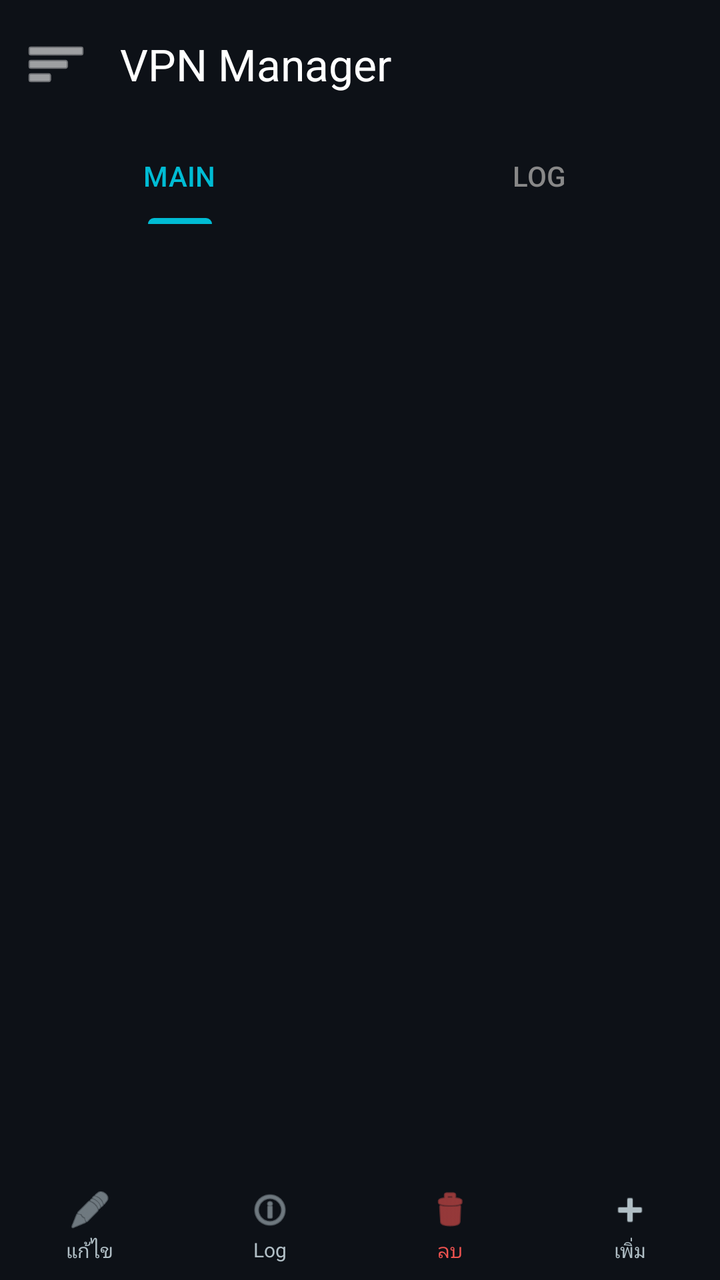
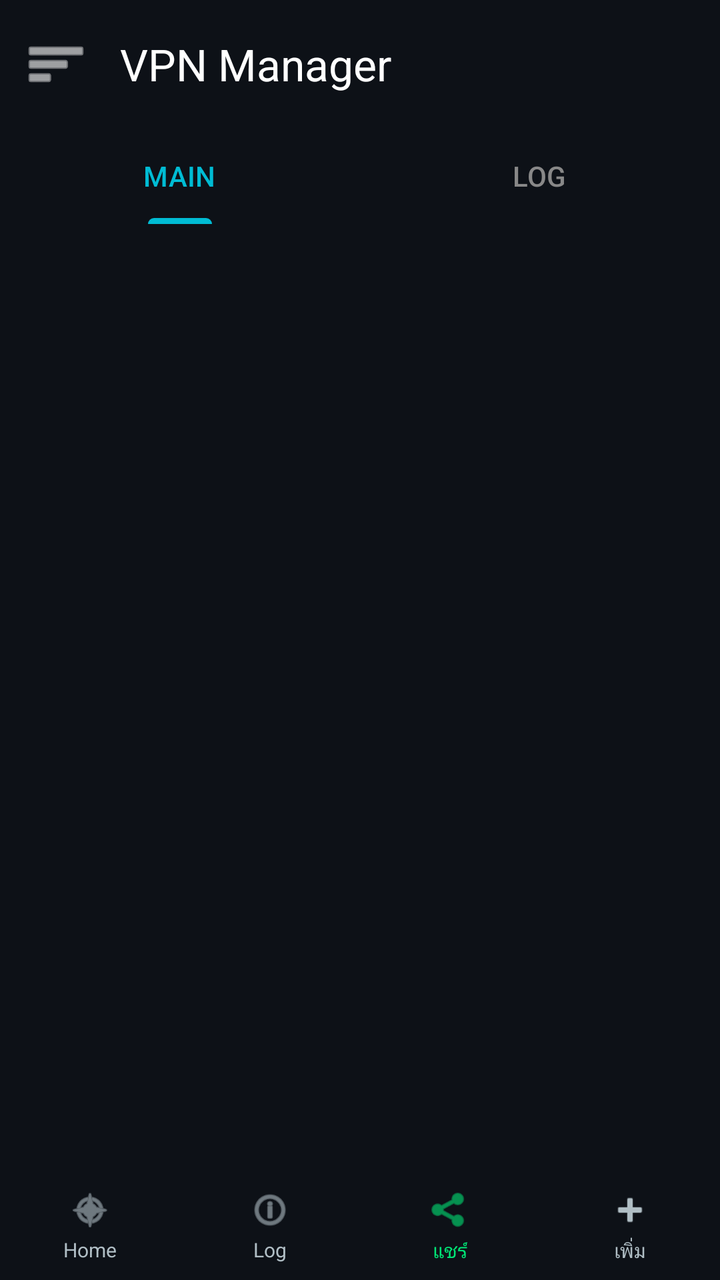

The first picture is an Android layout as it rendered before a commit; the second is the same layout after the commit. The layout source and the unified diff follow.
<!-- AndroidManifest.xml: application theme Theme.MyApp -->
<!-- res/layout/activity_connection.xml -->
<?xml version="1.0" encoding="utf-8"?>
<androidx.drawerlayout.widget.DrawerLayout
    xmlns:android="http://schemas.android.com/apk/res/android"
    xmlns:app="http://schemas.android.com/apk/res-auto"
    android:id="@+id/drawerLayout"
    android:layout_width="match_parent"
    android:layout_height="match_parent">

    
    <LinearLayout
        android:layout_width="match_parent"
        android:layout_height="match_parent"
        android:background="#0D1117"
        android:orientation="vertical">

        
        <com.google.android.material.appbar.AppBarLayout
            android:layout_width="match_parent"
            android:layout_height="wrap_content"
            android:background="#0D1117"
            app:elevation="0dp">

            <com.google.android.material.appbar.MaterialToolbar
                android:id="@+id/toolbar"
                android:layout_width="match_parent"
                android:layout_height="?attr/actionBarSize"
                android:background="#0D1117"
                app:navigationIcon="@android:drawable/ic_menu_sort_by_size"
                app:navigationIconTint="#FFFFFF"
                app:title="VPN Manager"
                app:titleTextColor="#FFFFFF" />

            <com.google.android.material.tabs.TabLayout
                android:id="@+id/tabLayout"
                android:layout_width="match_parent"
                android:layout_height="wrap_content"
                android:background="#0D1117"
                app:tabIndicatorColor="#00BCD4"
                app:tabIndicatorFullWidth="false"
                app:tabIndicatorHeight="3dp"
                app:tabSelectedTextColor="#00BCD4"
                app:tabTextColor="#888888">

                <com.google.android.material.tabs.TabItem
                    android:layout_width="wrap_content"
                    android:layout_height="wrap_content"
                    android:text="MAIN" />

                <com.google.android.material.tabs.TabItem
                    android:layout_width="wrap_content"
                    android:layout_height="wrap_content"
                    android:text="LOG" />
            </com.google.android.material.tabs.TabLayout>
        </com.google.android.material.appbar.AppBarLayout>

        
        <androidx.viewpager2.widget.ViewPager2
            android:id="@+id/viewPager"
            android:layout_width="match_parent"
            android:layout_height="0dp"
            android:layout_weight="1" />

        
        <LinearLayout
            android:layout_width="match_parent"
            android:layout_height="wrap_content"
            android:background="#0D1117"
            android:orientation="horizontal"
            android:paddingVertical="8dp">

            <LinearLayout
                android:id="@+id/actionEdit"
                android:layout_width="0dp"
                android:layout_height="wrap_content"
                android:layout_weight="1"
                android:background="?attr/selectableItemBackground"
                android:clickable="true"
                android:focusable="true"
                android:gravity="center"
                android:orientation="vertical">

                <ImageView
                    android:layout_width="22dp"
                    android:layout_height="22dp"
                    android:src="@android:drawable/ic_menu_edit"
                    app:tint="#B0BEC5" />

                <TextView
                    android:layout_width="wrap_content"
                    android:layout_height="wrap_content"
                    android:layout_marginTop="2dp"
                    android:text="แก้ไข"
                    android:textColor="#B0BEC5"
                    android:textSize="10sp" />
            </LinearLayout>

            <LinearLayout
                android:id="@+id/actionLog"
                android:layout_width="0dp"
                android:layout_height="wrap_content"
                android:layout_weight="1"
                android:background="?attr/selectableItemBackground"
                android:clickable="true"
                android:focusable="true"
                android:gravity="center"
                android:orientation="vertical">

                <ImageView
                    android:layout_width="22dp"
                    android:layout_height="22dp"
                    android:src="@android:drawable/ic_menu_info_details"
                    app:tint="#B0BEC5" />

                <TextView
                    android:layout_width="wrap_content"
                    android:layout_height="wrap_content"
                    android:layout_marginTop="2dp"
                    android:text="Log"
                    android:textColor="#B0BEC5"
                    android:textSize="10sp" />
            </LinearLayout>

            <LinearLayout
                android:id="@+id/actionDelete"
                android:layout_width="0dp"
                android:layout_height="wrap_content"
                android:layout_weight="1"
                android:background="?attr/selectableItemBackground"
                android:clickable="true"
                android:focusable="true"
                android:gravity="center"
                android:orientation="vertical">

                <ImageView
                    android:layout_width="22dp"
                    android:layout_height="22dp"
                    android:src="@android:drawable/ic_menu_delete"
                    app:tint="#EF5350" />

                <TextView
                    android:layout_width="wrap_content"
                    android:layout_height="wrap_content"
                    android:layout_marginTop="2dp"
                    android:text="ลบ"
                    android:textColor="#EF5350"
                    android:textSize="10sp" />
            </LinearLayout>

            <LinearLayout
                android:id="@+id/actionAdd"
                android:layout_width="0dp"
                android:layout_height="wrap_content"
                android:layout_weight="1"
                android:background="?attr/selectableItemBackground"
                android:clickable="true"
                android:focusable="true"
                android:gravity="center"
                android:orientation="vertical">

                <ImageView
                    android:layout_width="22dp"
                    android:layout_height="22dp"
                    android:src="@android:drawable/ic_input_add"
                    app:tint="#B0BEC5" />

                <TextView
                    android:layout_width="wrap_content"
                    android:layout_height="wrap_content"
                    android:layout_marginTop="2dp"
                    android:text="เพิ่ม"
                    android:textColor="#B0BEC5"
                    android:textSize="10sp" />
            </LinearLayout>
        </LinearLayout>
    </LinearLayout>

    
    <com.google.android.material.navigation.NavigationView
        android:id="@+id/navView"
        android:layout_width="280dp"
        android:layout_height="match_parent"
        android:layout_gravity="start"
        android:background="#161B22"
        app:headerLayout="@layout/nav_header_connection"
        app:itemIconTint="#FFFFFF"
        app:itemTextColor="#FFFFFF"
        app:menu="@menu/menu_drawer_connection" />

</androidx.drawerlayout.widget.DrawerLayout>
<!-- res/layout/nav_header_connection.xml (included above) -->
<?xml version="1.0" encoding="utf-8"?>
<LinearLayout xmlns:android="http://schemas.android.com/apk/res/android"
    xmlns:app="http://schemas.android.com/apk/res-auto"
    android:layout_width="match_parent"
    android:layout_height="180dp"
    android:background="#1F2733"
    android:gravity="bottom"
    android:orientation="vertical"
    android:padding="20dp">

    <ImageView
        android:layout_width="56dp"
        android:layout_height="56dp"
        android:background="@drawable/bg_circle"
        android:padding="10dp"
        android:src="@drawable/ic_vpn"
        app:tint="#00E676" />

    <TextView
        android:layout_width="wrap_content"
        android:layout_height="wrap_content"
        android:layout_marginTop="12dp"
        android:text="VPN Manager"
        android:textColor="#FFFFFF"
        android:textSize="20sp"
        android:textStyle="bold" />

    <TextView
        android:id="@+id/navSubtitle"
        android:layout_width="wrap_content"
        android:layout_height="wrap_content"
        android:layout_marginTop="2dp"
        android:text="จัดการ VPN ทั้งหมด"
        android:textColor="#B0BEC5"
        android:textSize="13sp" />
</LinearLayout>
<!-- resources referenced by this layout -->
<resources>
  <!-- drawable bg_circle (drawable) -->
  <?xml version="1.0" encoding="utf-8"?>
  <shape xmlns:android="http://schemas.android.com/apk/res/android"
      android:shape="oval">
      <solid android:color="#1A2230" />
      <stroke
          android:width="1dp"
          android:color="#253044" />
  </shape>
  <!-- drawable ic_vpn (drawable) -->
  <?xml version="1.0" encoding="utf-8"?>
  <vector xmlns:android="http://schemas.android.com/apk/res/android"
      android:width="24dp"
      android:height="24dp"
      android:viewportWidth="24"
      android:viewportHeight="24">
      
      <path
          android:fillColor="#00E676"
          android:pathData="M12,1 L4,4 L4,11 C4,16.55 7.41,21.74 12,23 C16.59,21.74 20,16.55 20,11 L20,4 Z" />
      
      <path
          android:fillColor="#0D1117"
          android:pathData="M10.5,14.5 L8,12 L6.5,13.5 L10.5,17.5 L17.5,10.5 L16,9 Z" />
  </vector>
  <style name="Theme.MyApp" parent="Theme.Material3.DayNight.NoActionBar">
          <item name="colorPrimary">@color/md_theme_primary</item>
  
          
          <item name="android:statusBarColor" tools:targetApi="l">?attr/colorPrimaryVariant</item>
          <item name="android:windowLightStatusBar" tools:targetApi="m">true</item>
  
          
          <item name="android:navigationBarColor" tools:targetApi="l">#FFFFFF</item>
          <item name="android:windowLightNavigationBar" tools:targetApi="o_mr1">true</item>
      </style>
  <color name="md_theme_primary">#6750A4</color>
</resources>

<!-- the commit's change to res/layout/activity_connection.xml (unified diff, before → after) -->
@@ -68,28 +68,29 @@
             android:orientation="horizontal"
             android:paddingVertical="8dp">
 
-            <LinearLayout
-                android:id="@+id/actionEdit"
-                android:layout_width="0dp"
-                android:layout_height="wrap_content"
-                android:layout_weight="1"
-                android:background="?attr/selectableItemBackground"
-                android:clickable="true"
-                android:focusable="true"
-                android:gravity="center"
-                android:orientation="vertical">
-
-                <ImageView
-                    android:layout_width="22dp"
-                    android:layout_height="22dp"
-                    android:src="@android:drawable/ic_menu_edit"
+            
+            <LinearLayout
+                android:id="@+id/actionHome"
+                android:layout_width="0dp"
+                android:layout_height="wrap_content"
+                android:layout_weight="1"
+                android:background="?attr/selectableItemBackground"
+                android:clickable="true"
+                android:focusable="true"
+                android:gravity="center"
+                android:orientation="vertical">
+
+                <ImageView
+                    android:layout_width="22dp"
+                    android:layout_height="22dp"
+                    android:src="@android:drawable/ic_menu_compass"
                     app:tint="#B0BEC5" />
 
                 <TextView
                     android:layout_width="wrap_content"
                     android:layout_height="wrap_content"
                     android:layout_marginTop="2dp"
-                    android:text="แก้ไข"
+                    android:text="Home"
                     android:textColor="#B0BEC5"
                     android:textSize="10sp" />
             </LinearLayout>
@@ -120,29 +121,30 @@
                     android:textSize="10sp" />
             </LinearLayout>
 
-            <LinearLayout
-                android:id="@+id/actionDelete"
-                android:layout_width="0dp"
-                android:layout_height="wrap_content"
-                android:layout_weight="1"
-                android:background="?attr/selectableItemBackground"
-                android:clickable="true"
-                android:focusable="true"
-                android:gravity="center"
-                android:orientation="vertical">
-
-                <ImageView
-                    android:layout_width="22dp"
-                    android:layout_height="22dp"
-                    android:src="@android:drawable/ic_menu_delete"
-                    app:tint="#EF5350" />
-
-                <TextView
-                    android:layout_width="wrap_content"
-                    android:layout_height="wrap_content"
-                    android:layout_marginTop="2dp"
-                    android:text="ลบ"
-                    android:textColor="#EF5350"
+            
+            <LinearLayout
+                android:id="@+id/actionShareWifi"
+                android:layout_width="0dp"
+                android:layout_height="wrap_content"
+                android:layout_weight="1"
+                android:background="?attr/selectableItemBackground"
+                android:clickable="true"
+                android:focusable="true"
+                android:gravity="center"
+                android:orientation="vertical">
+
+                <ImageView
+                    android:layout_width="22dp"
+                    android:layout_height="22dp"
+                    android:src="@android:drawable/ic_menu_share"
+                    app:tint="#00E676" />
+
+                <TextView
+                    android:layout_width="wrap_content"
+                    android:layout_height="wrap_content"
+                    android:layout_marginTop="2dp"
+                    android:text="แชร์"
+                    android:textColor="#00E676"
                     android:textSize="10sp" />
             </LinearLayout>
 
